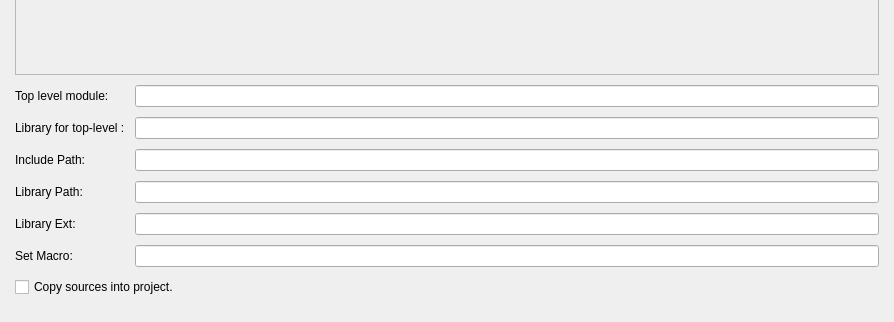
Before: the Qt Designer form src/NewProject/add_source_form.ui in os-fpga/FOEDAG, drawn with Qt 5; both pictures show x 0 to 894 and y 141 to 463 of the 894 by 463 pixel window.
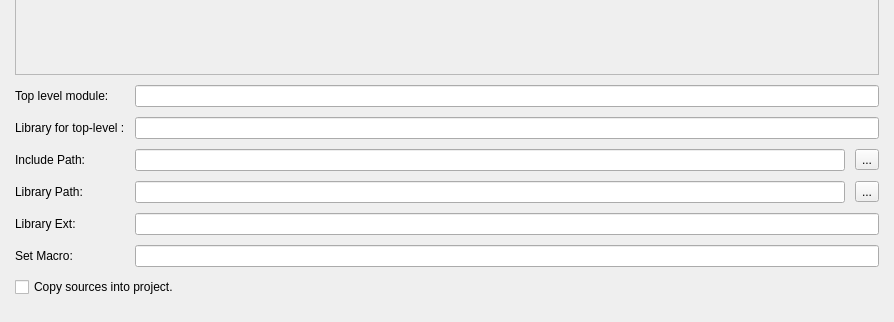
After: the same form once the commit is applied.

Commit message: Add directory browsing for inlcude and library path

Patch:
```diff
--- a/src/NewProject/add_source_form.ui
+++ b/src/NewProject/add_source_form.ui
@@ -90,16 +90,13 @@
          <property name="topMargin">
           <number>0</number>
          </property>
-         <item row="0" column="0">
+         <item row="4" column="0">
           <widget class="QLabel" name="label">
            <property name="text">
-            <string>Top level module:</string>
+            <string>Library Ext:</string>
            </property>
           </widget>
          </item>
-         <item row="0" column="1">
-          <widget class="QLineEdit" name="lineEditTopModule"/>
-         </item>
          <item row="1" column="0">
           <widget class="QLabel" name="label_2">
            <property name="text">
@@ -107,8 +104,19 @@
            </property>
           </widget>
          </item>
-         <item row="1" column="1">
-          <widget class="QLineEdit" name="lineEditTopModuleLib"/>
+         <item row="5" column="0">
+          <widget class="QLabel" name="label">
+           <property name="text">
+            <string>Set Macro:</string>
+           </property>
+          </widget>
+         </item>
+         <item row="0" column="0">
+          <widget class="QLabel" name="label">
+           <property name="text">
+            <string>Top level module:</string>
+           </property>
+          </widget>
          </item>
          <item row="2" column="0">
           <widget class="QLabel" name="label">
@@ -117,9 +125,6 @@
            </property>
           </widget>
          </item>
-         <item row="2" column="1">
-          <widget class="QLineEdit" name="lineEditIncludePath"/>
-         </item>
          <item row="3" column="0">
           <widget class="QLabel" name="label">
            <property name="text">
@@ -127,27 +132,36 @@
            </property>
           </widget>
          </item>
+         <item row="2" column="1">
+          <widget class="QLineEdit" name="lineEditIncludePath"/>
+         </item>
          <item row="3" column="1">
           <widget class="QLineEdit" name="lineEditLibraryPath"/>
          </item>
-         <item row="4" column="0">
-          <widget class="QLabel" name="label">
+         <item row="2" column="2">
+          <widget class="QToolButton" name="toolButtonIncludePath">
            <property name="text">
-            <string>Library Ext:</string>
+            <string>...</string>
            </property>
           </widget>
          </item>
-         <item row="4" column="1">
+         <item row="3" column="2">
+          <widget class="QToolButton" name="toolButtonLibraryPath">
+           <property name="text">
+            <string>...</string>
+           </property>
+          </widget>
+         </item>
+         <item row="1" column="1" colspan="2">
+          <widget class="QLineEdit" name="lineEditTopModuleLib"/>
+         </item>
+         <item row="0" column="1" colspan="2">
+          <widget class="QLineEdit" name="lineEditTopModule"/>
+         </item>
+         <item row="4" column="1" colspan="2">
           <widget class="QLineEdit" name="lineEditLibraryExt"/>
          </item>
-         <item row="5" column="0">
-          <widget class="QLabel" name="label">
-           <property name="text">
-            <string>Set Macro:</string>
-           </property>
-          </widget>
-         </item>
-         <item row="5" column="1">
+         <item row="5" column="1" colspan="2">
           <widget class="QLineEdit" name="lineEditSetMacro"/>
          </item>
         </layout>
```
The commit also changes 3 other files.
